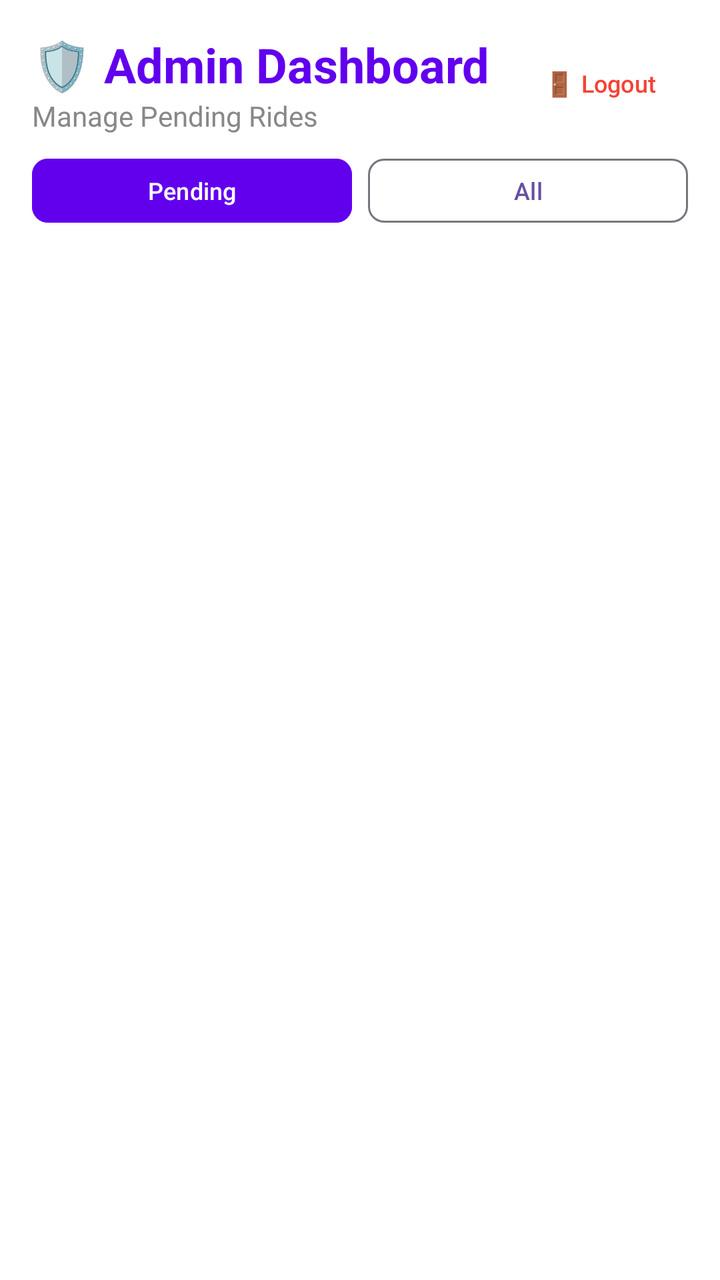
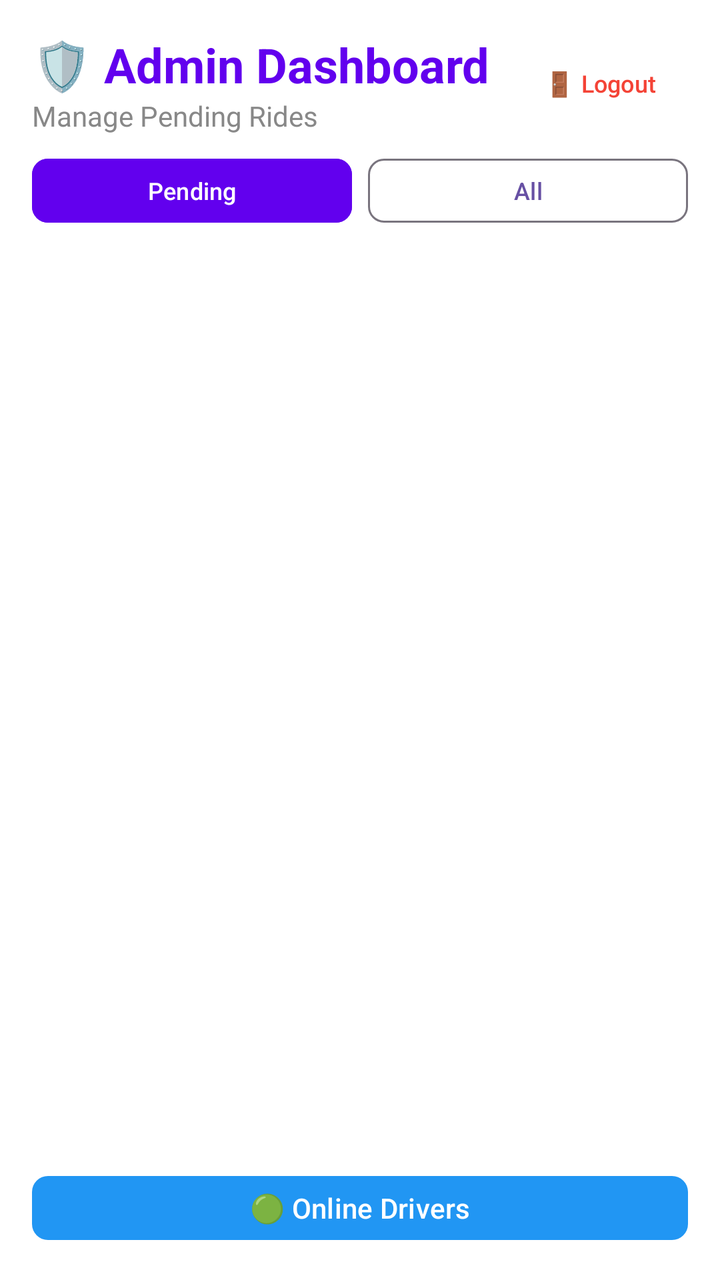

An Android layout rendered at two revisions. The XML below is the earlier revision; the diff shows what the commit changed to produce the second picture.
<!-- AndroidManifest.xml: application theme Theme.KakarwaiRider -->
<!-- res/layout/fragment_admin.xml -->
<?xml version="1.0" encoding="utf-8"?>
<LinearLayout xmlns:android="http://schemas.android.com/apk/res/android"
    xmlns:app="http://schemas.android.com/apk/res-auto"
    android:layout_width="match_parent"
    android:layout_height="match_parent"
    android:orientation="vertical"
    android:background="@color/white"
    android:padding="16dp">

    
    <LinearLayout
        android:layout_width="match_parent"
        android:layout_height="wrap_content"
        android:orientation="horizontal"
        android:gravity="center_vertical">

        <LinearLayout
            android:layout_width="0dp"
            android:layout_height="wrap_content"
            android:layout_weight="1"
            android:orientation="vertical">

            <TextView
                android:layout_width="wrap_content"
                android:layout_height="wrap_content"
                android:text="🛡️ Admin Dashboard"
                android:textSize="24sp"
                android:textStyle="bold"
                android:textColor="@color/primary" />

            <TextView
                android:layout_width="wrap_content"
                android:layout_height="wrap_content"
                android:text="Manage Pending Rides"
                android:textSize="14sp"
                android:textColor="@color/grey" />

        </LinearLayout>

        
        <com.google.android.material.button.MaterialButton
            android:id="@+id/btnLogout"
            android:layout_width="wrap_content"
            android:layout_height="wrap_content"
            android:text="🚪 Logout"
            style="@style/Widget.Material3.Button.TextButton"
            android:textColor="@color/red"
            android:textSize="12sp" />

    </LinearLayout>

    
    <LinearLayout
        android:layout_width="match_parent"
        android:layout_height="wrap_content"
        android:orientation="horizontal"
        android:layout_marginTop="8dp"
        android:layout_marginBottom="16dp">

        <com.google.android.material.button.MaterialButton
            android:id="@+id/btnPending"
            android:layout_width="0dp"
            android:layout_height="40dp"
            android:layout_weight="1"
            android:layout_marginEnd="4dp"
            android:text="Pending"
            app:cornerRadius="8dp"
            android:textSize="12sp"
            android:backgroundTint="@color/primary" />

        <com.google.android.material.button.MaterialButton
            android:id="@+id/btnAll"
            android:layout_width="0dp"
            android:layout_height="40dp"
            android:layout_weight="1"
            android:layout_marginStart="4dp"
            android:text="All"
            app:cornerRadius="8dp"
            android:textSize="12sp"
            style="@style/Widget.Material3.Button.OutlinedButton" />

    </LinearLayout>

    
    <androidx.recyclerview.widget.RecyclerView
        android:id="@+id/recyclerView"
        android:layout_width="match_parent"
        android:layout_height="0dp"
        android:layout_weight="1" />

    
    <TextView
        android:id="@+id/tvEmpty"
        android:layout_width="match_parent"
        android:layout_height="match_parent"
        android:text="No rides found"
        android:textSize="16sp"
        android:textColor="@color/grey"
        android:gravity="center"
        android:visibility="gone" />

</LinearLayout>
<!-- resources referenced by this layout -->
<resources>
  <color name="grey">#888888</color>
  <color name="primary">@color/purple_500</color>
  <color name="red">#F44336</color>
  <color name="white">#FFFFFFFF</color>
  <style name="Theme.KakarwaiRider" parent="Base.Theme.KakarwaiRider" />
  <color name="purple_500">#FF6200EE</color>
  <style name="Base.Theme.KakarwaiRider" parent="Theme.Material3.DayNight.NoActionBar">
          
          
      </style>
</resources>

<!-- the commit's change to res/layout/fragment_admin.xml (unified diff, before → after) -->
@@ -98,5 +98,15 @@
         android:textColor="@color/grey"
         android:gravity="center"
         android:visibility="gone" />
+    
+    <com.google.android.material.button.MaterialButton
+        android:id="@+id/btnOnlineDrivers"
+        android:layout_width="match_parent"
+        android:layout_height="40dp"
+        android:layout_marginTop="8dp"
+        android:text="🟢 Online Drivers"
+        app:cornerRadius="8dp"
+        android:textSize="14sp"
+        app:backgroundTint="@color/blue" />
 
 </LinearLayout>
<!-- resource entries referenced after the edit -->
@@ -1,5 +1,6 @@
 <!-- resources referenced by this layout -->
 <resources>
+  <color name="blue">#2196F3</color>
   <color name="grey">#888888</color>
   <color name="primary">@color/purple_500</color>
   <color name="red">#F44336</color>
